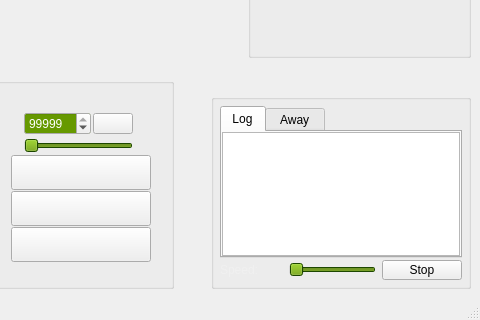
Old version of the form src/gui/qt/mainwindow.ui in the repository pokerth/pokerth; both pictures show x 520 to 1000 and y 360 to 680 of the 1000 by 680 pixel window.
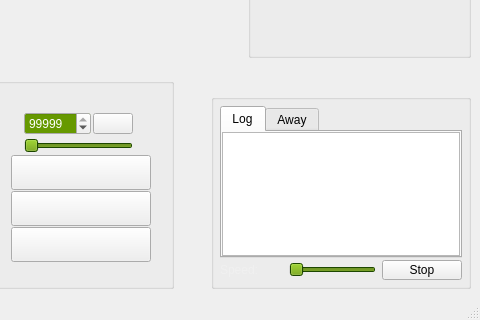
New version of the form. Icons and pictures are not drawn. Custom widgets are drawn as their Qt base class.

Commit message: slovak translation updated + gui fixes

```diff
--- a/src/gui/qt/mainwindow.ui
+++ b/src/gui/qt/mainwindow.ui
@@ -2846,7 +2846,7 @@
              </widget>
              <widget class="QWidget" name="tab_away" >
               <attribute name="title" >
-               <string> Away </string>
+               <string>Away</string>
               </attribute>
               <layout class="QGridLayout" >
                <item row="0" column="0" >
```
Left out of the diff: 2 changed lines with no effect on the pictures. The commit also changes 4 other files.
